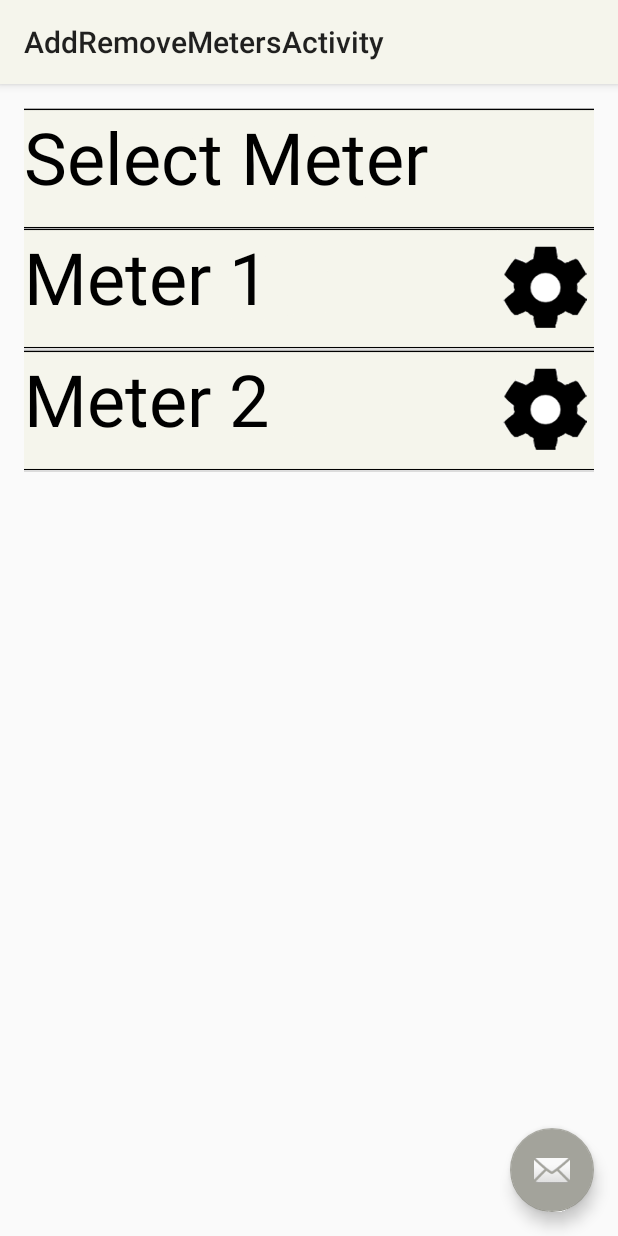
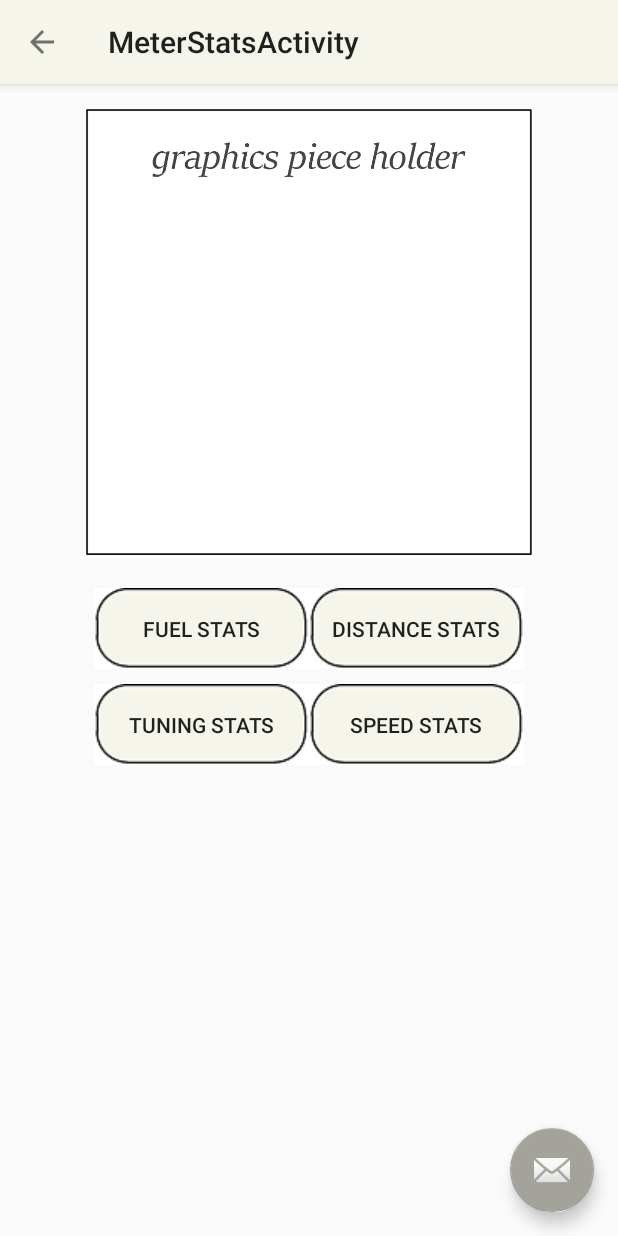
Before and after one commit to shoaib333/TestProject, an Android app: the AddRemoveMetersActivity screen opened directly, with no data from a screen before it, after a tap on "Meter 1", on a phone screen of 412 x 824 dp. Run offline under Robolectric (Android 15) with nearby library versions, the phone set to English and light mode, and no system bars.

Commit message:
Meter Stats Screen Added

```diff
--- a/app/src/main/java/com/idea/meter/Blutooth_Entity/ShowBTdevices.java
+++ b/app/src/main/java/com/idea/meter/Blutooth_Entity/ShowBTdevices.java
@@ -30,6 +30,7 @@ public class ShowBTdevices extends ListActivity {
     ListView lv;
     TextView footer;
     List<String> devices;
+    int devCount = 0;
 
     /* Generic SPP device UUID */
     public static final UUID APP_UUID = UUID.fromString("00001101-0000-1000-8000-00805F9B34FB");
@@ -50,8 +51,15 @@ public class ShowBTdevices extends ListActivity {
 
                 /* Add the name and address to an array adapter to show in a ListView */
                 System.out.println(device.getName());
+
                 mArrayAdapter.add(device.getName() + "\n" + device.getAddress() + "\n" + rssi);
                 Log.d("Device name:", device.getName());
+            }
+
+            /* */
+            for (int i = 0;i <= (devices.size() - devCount);i++ ) {
+                lv.getChildAt(devCount++).setBackgroundResource(R.drawable.device_bg);
+
             }
 
             /* Register the BroadcastReceiver*/
@@ -79,7 +87,7 @@ public class ShowBTdevices extends ListActivity {
         lv.addFooterView(footer, null, true);
 
         /* setBackground Image for the List View */
-        lv.setBackgroundResource(R.drawable.device_bg);
+//        lv.setBackgroundResource(R.drawable.device_bg);
 
         /* Create List to save devices found by Bluetooth */
         devices = getIntent().getStringArrayListExtra("devices");
@@ -92,12 +100,13 @@ public class ShowBTdevices extends ListActivity {
 
         /* Implement the onClickListener for the List Adapter */
         getListView().setOnItemClickListener(clickListener);
+
+
     }
 
     AdapterView.OnItemClickListener clickListener = new AdapterView.OnItemClickListener() {
         @Override
         public void onItemClick(AdapterView<?> parent, View view, int pos, long id) {
-            parent.getChildAt(pos).setBackgroundResource(R.drawable.device_bg);
             if (parent.getAdapter().getItemViewType(pos) == AdapterView.ITEM_VIEW_TYPE_HEADER_OR_FOOTER) {
 
                     /* Start Bluetooth Discovery */
--- a/app/src/main/java/com/idea/meter/LocationServices_Entity/MapsMainActivity.java
+++ b/app/src/main/java/com/idea/meter/LocationServices_Entity/MapsMainActivity.java
@@ -251,7 +251,8 @@ public class MapsMainActivity extends AppCompatActivity {
                 Intent getIntent = new Intent(getApplicationContext(), MapsActivity.class);
                 getIntent.putExtra("source",source_address+" ");
                 getIntent.putExtra("destination", destination_address+" ");
-                    /* Use the Intent to start Google Maps application using Activity.startActivity() */
+
+                /* Use the Intent to start Google Maps application using Activity.startActivity() */
                 startActivity(getIntent);
 
             } catch (Exception e) {
--- a/app/src/main/java/com/idea/meter/Main_Entity/AddRemoveMetersActivity.java
+++ b/app/src/main/java/com/idea/meter/Main_Entity/AddRemoveMetersActivity.java
@@ -1,16 +1,17 @@
 package com.idea.meter.Main_Entity;
 
 import android.content.Context;
+import android.content.Intent;
 import android.os.Bundle;
-import android.support.design.widget.FloatingActionButton;
-import android.support.design.widget.Snackbar;
+import android.os.Handler;
+import android.os.Message;
 import android.support.v7.app.AppCompatActivity;
 import android.support.v7.widget.Toolbar;
-import android.view.View;
 import android.widget.ListAdapter;
 import android.widget.ListView;
 
 import com.idea.meter.Meter_Utils.CustomMeterAdapter;
+import com.idea.meter.Meter_Utils.MeterStatsActivity;
 import com.idea.meter.R;
 
 public class AddRemoveMetersActivity extends AppCompatActivity {
@@ -18,6 +19,8 @@ public class AddRemoveMetersActivity extends AppCompatActivity {
     ListView lv;
     Context context;
     public static String [] meterNameList = {"Meter 1", "Meter 2"};
+
+    public static final int DEVICE_SELECTED = 0;
 
     @Override
     protected void onCreate(Bundle savedInstanceState) {
@@ -30,11 +33,39 @@ public class AddRemoveMetersActivity extends AppCompatActivity {
 
         lv = (ListView) findViewById(R.id.meterlistView);
 
-        ListAdapter custom = new CustomMeterAdapter(this, meterNameList);
+        /* TODO: Get All the currently saved meters from the Saved List */
+
+        ListAdapter custom = new CustomMeterAdapter(this, meterNameList, mDeviceSelectHandler);
 
         lv.setAdapter(custom);
+
+
 
     }
 
 
+    public Handler mDeviceSelectHandler =   new Handler() {
+
+        /* When Task Handler receives an Event */
+        @Override
+        public void handleMessage(Message msg) {
+            switch (msg.what) {
+                case DEVICE_SELECTED:{
+
+                    String data = msg.obj.toString();
+
+                    /* TODO: Different Meters to be shown based on Meters Selected */
+
+                    Intent deviceStat = new Intent(AddRemoveMetersActivity.this, MeterStatsActivity.class);
+
+                    startActivity(deviceStat);
+
+                }
+
+                default:
+                    break;
+            }
+        }
+    };
+
 }
--- a/app/src/main/java/com/idea/meter/Main_Entity/MainActivity.java
+++ b/app/src/main/java/com/idea/meter/Main_Entity/MainActivity.java
@@ -215,7 +215,7 @@ public class MainActivity extends AppCompatActivity {
 
     }
 
-    public Handler mHandler = new Handler() {
+    public Handler mHandler =   new Handler() {
         /* When Task Handler receives an Event */
         @Override
         public void handleMessage(Message msg) {
--- a/app/src/main/java/com/idea/meter/Meter_Utils/CustomMeterAdapter.java
+++ b/app/src/main/java/com/idea/meter/Meter_Utils/CustomMeterAdapter.java
@@ -1,6 +1,7 @@
 package com.idea.meter.Meter_Utils;
 
 import android.content.Context;
+import android.content.Intent;
 import android.view.LayoutInflater;
 import android.view.View;
 import android.view.ViewGroup;
@@ -12,6 +13,8 @@ import android.widget.Toast;
 import com.idea.meter.Main_Entity.AddRemoveMetersActivity;
 import com.idea.meter.R;
 
+import android.os.Handler;
+
 /**
  * Created by DELL on 6/18/2016.
  */
@@ -19,32 +22,35 @@ public class CustomMeterAdapter extends BaseAdapter {
 
     String [] result;
     Context context;
+    Handler mDeviceSelectHandler;
 
     private static LayoutInflater inflater;
 
-    public CustomMeterAdapter(AddRemoveMetersActivity mainActivity, String[] prgmNameList) {
-        // TODO Auto-generated constructor stub
+    public CustomMeterAdapter(AddRemoveMetersActivity parentActivity, String[] prgmNameList,Handler mHandler) {
+
         result=prgmNameList;
-        context=mainActivity;
+        context=parentActivity;
+        mDeviceSelectHandler = mHandler;
+
         inflater = ( LayoutInflater )context.
                 getSystemService(Context.LAYOUT_INFLATER_SERVICE);
     }
 
     @Override
     public int getCount() {
-        // TODO Auto-generated method stub
+
         return result.length;
     }
 
     @Override
     public Object getItem(int position) {
-        // TODO Auto-generated method stub
+
         return position;
     }
 
     @Override
     public long getItemId(int position) {
-        // TODO Auto-generated method stub
+
         return position;
     }
 
@@ -56,7 +62,7 @@ public class CustomMeterAdapter extends BaseAdapter {
 
     @Override
     public View getView(final int position, View convertView, ViewGroup parent) {
-        // TODO Auto-generated method stub
+
         Holder holder=new Holder();
 
         View rowView;
@@ -75,8 +81,12 @@ public class CustomMeterAdapter extends BaseAdapter {
         rowView.setOnClickListener(new View.OnClickListener() {
             @Override
             public void onClick(View v) {
-                // TODO Auto-generated method stub
+
                 Toast.makeText(context, "You Clicked "+result[position], Toast.LENGTH_LONG).show();
+
+                String data = result[position];
+
+                mDeviceSelectHandler.obtainMessage(AddRemoveMetersActivity.DEVICE_SELECTED, data).sendToTarget();
             }
         });
         return rowView;
--- /dev/null
+++ b/app/src/main/java/com/idea/meter/Meter_Utils/MeterStatsActivity.java
@@ -0,0 +1,24 @@
+package com.idea.meter.Meter_Utils;
+
+import android.os.Bundle;
+import android.support.design.widget.FloatingActionButton;
+import android.support.design.widget.Snackbar;
+import android.support.v7.app.AppCompatActivity;
+import android.support.v7.widget.Toolbar;
+import android.view.View;
+
+import com.idea.meter.R;
+
+public class MeterStatsActivity extends AppCompatActivity {
+
+    @Override
+    protected void onCreate(Bundle savedInstanceState) {
+        super.onCreate(savedInstanceState);
+        setContentView(R.layout.activity_meter_stats);
+        Toolbar toolbar = (Toolbar) findViewById(R.id.toolbar);
+        setSupportActionBar(toolbar);
+
+        getSupportActionBar().setDisplayHomeAsUpEnabled(true);
+    }
+
+}
--- /dev/null
+++ b/app/src/main/res/layout/activity_meter_stats.xml
@@ -0,0 +1,34 @@
+<?xml version="1.0" encoding="utf-8"?>
+<android.support.design.widget.CoordinatorLayout xmlns:android="http://schemas.android.com/apk/res/android"
+    xmlns:app="http://schemas.android.com/apk/res-auto"
+    xmlns:tools="http://schemas.android.com/tools"
+    android:layout_width="match_parent"
+    android:layout_height="match_parent"
+    android:fitsSystemWindows="true"
+    tools:context="com.idea.meter.Meter_Utils.MeterStatsActivity">
+
+    <android.support.design.widget.AppBarLayout
+        android:layout_width="match_parent"
+        android:layout_height="wrap_content"
+        android:theme="@style/AppTheme.AppBarOverlay">
+
+        <android.support.v7.widget.Toolbar
+            android:id="@+id/toolbar"
+            android:layout_width="match_parent"
+            android:layout_height="?attr/actionBarSize"
+            android:background="?attr/colorPrimary"
+            app:popupTheme="@style/AppTheme.PopupOverlay" />
+
+    </android.support.design.widget.AppBarLayout>
+
+    <include layout="@layout/content_meter_stats" />
+
+    <android.support.design.widget.FloatingActionButton
+        android:id="@+id/fab"
+        android:layout_width="wrap_content"
+        android:layout_height="wrap_content"
+        android:layout_gravity="bottom|end"
+        android:layout_margin="@dimen/fab_margin"
+        android:src="@android:drawable/ic_dialog_email" />
+
+</android.support.design.widget.CoordinatorLayout>
--- /dev/null
+++ b/app/src/main/res/layout/content_meter_stats.xml
@@ -0,0 +1,84 @@
+<?xml version="1.0" encoding="utf-8"?>
+<RelativeLayout xmlns:android="http://schemas.android.com/apk/res/android"
+    xmlns:app="http://schemas.android.com/apk/res-auto"
+    xmlns:tools="http://schemas.android.com/tools"
+    android:layout_width="match_parent"
+    android:layout_height="match_parent"
+    android:paddingBottom="@dimen/activity_vertical_margin"
+    android:paddingLeft="@dimen/activity_horizontal_margin"
+    android:paddingRight="@dimen/activity_horizontal_margin"
+    android:paddingTop="@dimen/activity_vertical_margin"
+    app:layout_behavior="@string/appbar_scrolling_view_behavior"
+    tools:context="com.idea.meter.Meter_Utils.MeterStatsActivity"
+    tools:showIn="@layout/activity_meter_stats">
+
+    <ImageView
+        android:id="@+id/graphView_stat"
+        android:layout_gravity="left"
+        android:layout_width="wrap_content"
+        android:layout_height="300dp"
+        android:layout_centerHorizontal="true"
+        android:src="@drawable/graph_holder" />
+
+    <LinearLayout
+        android:id="@+id/graph_stat_button_1"
+        android:layout_width="wrap_content"
+        android:layout_height="wrap_content"
+        android:orientation="horizontal"
+        android:layout_centerHorizontal="true"
+        android:layout_marginTop="20dp"
+        android:layout_below="@+id/graphView_stat">
+
+        <Button
+            android:id="@+id/fuel_stat"
+            android:background="@drawable/button_bg"
+            android:layout_width="wrap_content"
+            android:layout_height="wrap_content"
+            android:layout_weight="1"
+            android:layout_gravity="left"
+            android:layout_alignParentLeft="true"
+            android:text="Fuel Stats" />
+
+        <Button
+            android:id="@+id/distace_stat"
+            android:background="@drawable/button_bg"
+            android:layout_width="wrap_content"
+            android:layout_height="wrap_content"
+            android:layout_weight="1"
+            android:layout_alignParentRight="true"
+            android:text="Distance Stats" />
+
+    </LinearLayout>
+
+
+    <LinearLayout
+        android:id="@+id/graph_stat_button_2"
+        android:layout_width="wrap_content"
+        android:layout_height="wrap_content"
+        android:orientation="horizontal"
+        android:layout_centerHorizontal="true"
+        android:layout_marginTop="10dp"
+        android:layout_below="@+id/graph_stat_button_1">
+
+        <Button
+            android:id="@+id/tuning_stat"
+            android:background="@drawable/button_bg"
+            android:layout_width="wrap_content"
+            android:layout_height="wrap_content"
+            android:layout_weight="1"
+            android:layout_gravity="left"
+            android:layout_alignParentLeft="true"
+            android:text="Tuning Stats" />
+
+        <Button
+            android:id="@+id/speed_stat"
+            android:background="@drawable/button_bg"
+            android:layout_width="wrap_content"
+            android:layout_height="wrap_content"
+            android:layout_weight="1"
+            android:layout_alignParentRight="true"
+            android:text="Speed Stats" />
+
+    </LinearLayout>
+
+</RelativeLayout>
--- a/app/src/main/res/values/strings.xml
+++ b/app/src/main/res/values/strings.xml
@@ -17,5 +17,6 @@
     <string name="main_activity_settings">Settings</string>
     <string name="main_activity_alarm">Alarms/Notifications</string>
     <string name="title_activity_add_remove_meters">AddRemoveMetersActivity</string>
+    <string name="title_activity_meter_stats">MeterStatsActivity</string>
 
 </resources>
```
Also changed, not shown: app/src/main/AndroidManifest.xml (+9 -0 lines), app/src/main/res/drawable/graph_holder.png (added). Lines whose indentation alone changed are shown as unchanged.
